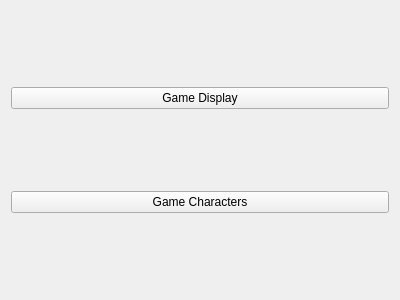
Qt form app/view/forms/hostpage.ui (r0nd0ud0u/qt-rpg) before a commit.
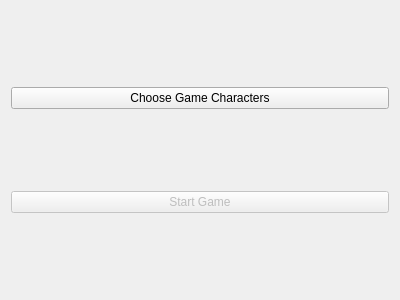
The same form after that commit. Custom widgets are drawn as their Qt base class.

```diff
--- a/app/view/forms/hostpage.ui
+++ b/app/view/forms/hostpage.ui
@@ -15,16 +15,19 @@
   </property>
   <layout class="QVBoxLayout" name="verticalLayout">
    <item>
-    <widget class="CompBigPrimaryButton" name="pushButton">
+    <widget class="CompBigPrimaryButton" name="charactersPushButton">
      <property name="text">
-      <string>Game Display</string>
+      <string>Choose Game Characters</string>
      </property>
     </widget>
    </item>
    <item>
-    <widget class="CompBigPrimaryButton" name="charactersPushButton">
+    <widget class="CompBigPrimaryButton" name="pushButton">
+     <property name="enabled">
+      <bool>false</bool>
+     </property>
      <property name="text">
-      <string>Game Characters</string>
+      <string>Start Game</string>
      </property>
     </widget>
    </item>
```
